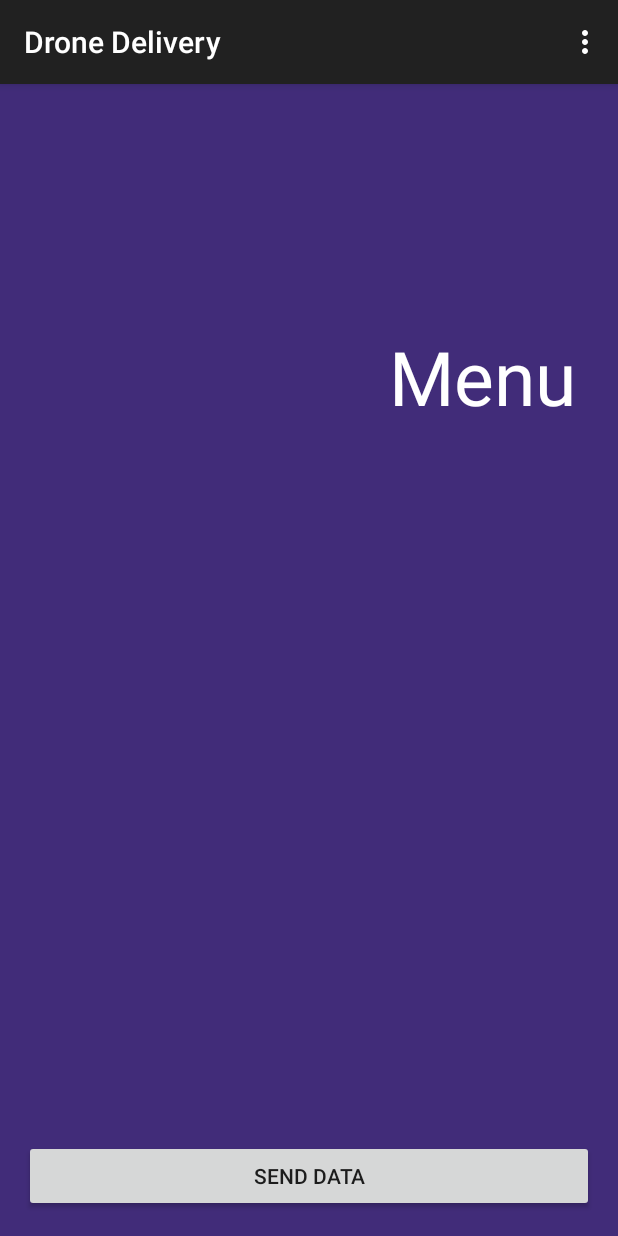
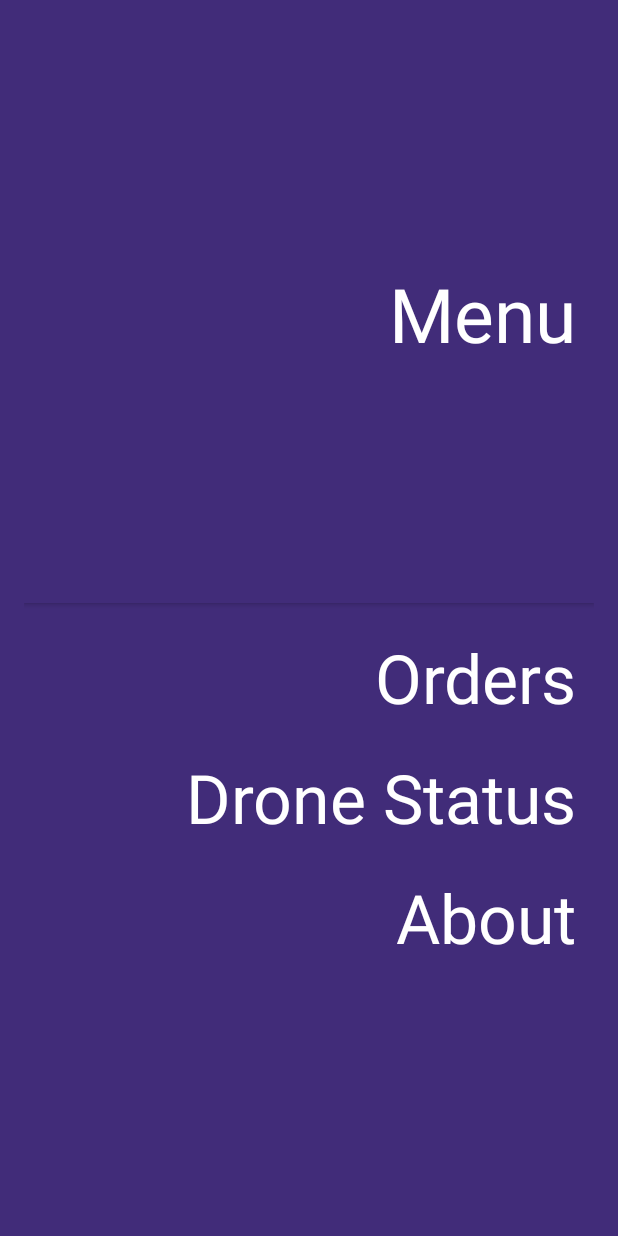
Before and after one commit to doylezdead/TSP-MealsOffWheels, an Android app: the screen it shows after launch (MainActivity), on a phone screen of 412 x 824 dp. Run offline under Robolectric (Android 15) with nearby library versions, the phone set to English and light mode, and no system bars.

Commit message:
Added pages and design
Added more pages to make work together.

```diff
--- a/DroneDelivery/app/src/main/java/com/mealsoffwheels/dronedelivery/MainActivity.java
+++ b/DroneDelivery/app/src/main/java/com/mealsoffwheels/dronedelivery/MainActivity.java
@@ -1,5 +1,6 @@
 package com.mealsoffwheels.dronedelivery;
 
+import android.content.Intent;
 import android.os.AsyncTask;
 import android.os.Bundle;
 import android.support.v7.app.ActionBar;
@@ -8,6 +9,7 @@ import android.view.Menu;
 import android.view.MenuItem;
 import android.view.View;
 import android.widget.Button;
+import android.widget.RelativeLayout;
 import android.widget.TextView;
 
 import java.io.IOException;
@@ -28,21 +30,21 @@ public class MainActivity extends ActionBarActivity {
         setContentView(R.layout.activity_main);
 
         // Hide Action bar
-        /*ActionBar actionBar = getSupportActionBar();
-        actionBar.hide();*/
+        ActionBar actionBar = getSupportActionBar();
+        actionBar.hide();
 
         // Gets references to layout objects.
-        Button sendButton = (Button) findViewById(R.id.SendDataButton);
-        msg = (TextView) findViewById(R.id.textView);
-
-        sendButton.setOnClickListener(new View.OnClickListener() {
+        RelativeLayout menuButtonLayout = (RelativeLayout) findViewById(R.id.menuButtonLayout);
+        menuButtonLayout.setOnClickListener(new View.OnClickListener() {
             @Override
             public void onClick(View v) {
-                // Run connect to server and data send in background
-                SendData sd = new SendData();
-                sd.execute();
+                toMenuActivity();
             }
         });
+    }
+
+    private void toMenuActivity() {
+        startActivity(new Intent(this, FoodMenuActivity.class));
     }
 
     // <Do in background type, onProgressUpdate type, onPostExecute type>
--- a/DroneDelivery/app/src/main/res/layout/activity_main.xml
+++ b/DroneDelivery/app/src/main/res/layout/activity_main.xml
@@ -4,22 +4,11 @@
     android:paddingRight="@dimen/activity_horizontal_margin"
     android:paddingTop="@dimen/activity_vertical_margin"
     android:paddingBottom="@dimen/activity_vertical_margin" tools:context=".MainActivity"
-    android:background="@color/Purple">
-
-    <Button
-        android:layout_width="wrap_content"
-        android:layout_height="wrap_content"
-        android:text="@string/send_button"
-        android:id="@+id/SendDataButton"
-        android:layout_alignParentBottom="true"
-        android:layout_alignParentLeft="true"
-        android:layout_alignParentStart="true"
-        android:layout_alignParentRight="true"
-        android:layout_alignParentEnd="true"
-        android:gravity="center"/>
+    android:background="@color/Purple"
+    android:focusable="false">
 
     <TextView
-        android:layout_width="wrap_content"
+        android:layout_width="fill_parent"
         android:layout_height="wrap_content"
         android:textAppearance="?android:attr/textAppearanceSmall"
         android:id="@+id/spacer"
@@ -39,7 +28,8 @@
         android:background="@color/Purple"
         android:id="@+id/menuButtonLayout"
         android:contentDescription="@string/menu_layout_region"
-        android:clickable="true">
+        android:clickable="true"
+        android:elevation="2dp">
 
         <TextView
             android:layout_width="fill_parent"
@@ -51,8 +41,87 @@
             android:textColor="@color/White"
             android:textSize="@dimen/menu_button_text_size"
             android:theme="@style/Widget.AppCompat.ActionButton" />
+
     </RelativeLayout>
 
+    <TextView
+        android:layout_width="fill_parent"
+        android:layout_height="wrap_content"
+        android:id="@+id/OrdersButton"
+        android:layout_below="@+id/spacer"
+        android:layout_alignParentLeft="true"
+        android:layout_alignParentStart="true"
+        android:clickable="true"
+        android:text="@string/orders"
+        android:textStyle="normal"
+        android:textSize="45sp"
+        android:textColor="@color/White"
+        android:gravity="end|center_vertical"
+        android:theme="@style/Widget.AppCompat.ActionButton" />
 
+    <TextView
+        android:layout_width="fill_parent"
+        android:layout_height="wrap_content"
+        android:textAppearance="?android:attr/textAppearanceSmall"
+        android:id="@+id/spacer2"
+        android:layout_below="@+id/OrdersButton"
+        android:layout_alignParentLeft="true"
+        android:layout_alignParentStart="true" />
+
+    <TextView
+        android:layout_width="fill_parent"
+        android:layout_height="wrap_content"
+        android:textAppearance="?android:attr/textAppearanceLarge"
+        android:text="@string/droneButton"
+        android:id="@+id/droneStatus"
+        android:textColor="@color/White"
+        android:gravity="end|center_vertical"
+        android:theme="@style/Widget.AppCompat.ActionButton"
+        android:textSize="45sp"
+        android:layout_below="@+id/spacer2"
+        android:layout_alignParentRight="true"
+        android:layout_alignParentEnd="true"
+        android:clickable="true" />
+
+    <TextView
+        android:layout_width="fill_parent"
+        android:layout_height="wrap_content"
+        android:textAppearance="?android:attr/textAppearanceSmall"
+        android:id="@+id/spacer3"
+        android:layout_below="@+id/droneStatus"
+        android:layout_alignParentLeft="true"
+        android:layout_alignParentStart="true" />
+
+    <TextView
+        android:layout_width="fill_parent"
+        android:layout_height="wrap_content"
+        android:textAppearance="?android:attr/textAppearanceLarge"
+        android:text="@string/about_button"
+        android:id="@+id/aboutButton"
+        android:textColor="@color/White"
+        android:gravity="end|center_vertical"
+        android:theme="@style/Widget.AppCompat.ActionButton"
+        android:textSize="45sp"
+        android:layout_below="@+id/spacer3"
+        android:layout_centerHorizontal="true" />
+
+    <TextView
+        android:layout_width="fill_parent"
+        android:layout_height="wrap_content"
+        android:textAppearance="?android:attr/textAppearanceSmall"
+        android:id="@+id/spacer4"
+        android:layout_below="@+id/aboutButton"
+        android:layout_alignParentRight="true"
+        android:layout_alignParentEnd="true" />
+
+    <TextView
+        android:layout_width="fill_parent"
+        android:layout_height="fill_parent"
+        android:textAppearance="?android:attr/textAppearanceSmall"
+        android:id="@+id/errorBarMain"
+        android:gravity="start|center_vertical"
+        android:layout_below="@+id/spacer4"
+        android:layout_alignRight="@+id/spacer4"
+        android:layout_alignEnd="@+id/spacer4" />
 
 </RelativeLayout>
--- a/DroneDelivery/app/src/main/res/layout/activity_order.xml
+++ b/DroneDelivery/app/src/main/res/layout/activity_order.xml
@@ -4,6 +4,7 @@
     android:paddingRight="@dimen/activity_horizontal_margin"
     android:paddingTop="@dimen/activity_vertical_margin"
     android:paddingBottom="@dimen/activity_vertical_margin"
+    android:background="@color/Purple"
     tools:context="com.mealsoffwheels.dronedelivery.OrderActivity">
 
 </RelativeLayout>
```
Also changed, not shown: DroneDelivery/app/src/main/AndroidManifest.xml (+20 -0 lines), DroneDelivery/app/src/main/java/com/mealsoffwheels/dronedelivery/DroneStatusActivity.java (added, +39 -0 lines), DroneDelivery/app/src/main/java/com/mealsoffwheels/dronedelivery/FoodMenuActivity.java (+52 -19 lines), DroneDelivery/app/src/main/java/com/mealsoffwheels/dronedelivery/ItemActivity.java (added, +40 -0 lines), DroneDelivery/app/src/main/java/com/mealsoffwheels/dronedelivery/PaymentActivity.java (added, +17 -0 lines), DroneDelivery/app/src/main/res/layout/activity_drone_status.xml (added, +79 -0 lines), DroneDelivery/app/src/main/res/layout/activity_food_menu.xml (+28 -0 lines), DroneDelivery/app/src/main/res/layout/activity_item.xml (added, +47 -0 lines), DroneDelivery/app/src/main/res/layout/activity_payment.xml (added, +91 -0 lines), DroneDelivery/app/src/main/res/menu/menu_drone_status.xml (added, +7 -0 lines), DroneDelivery/app/src/main/res/menu/menu_item.xml (added, +7 -0 lines), DroneDelivery/app/src/main/res/menu/menu_payment.xml (added, +7 -0 lines), DroneDelivery/app/src/main/res/values/strings.xml (+17 -1 lines).
